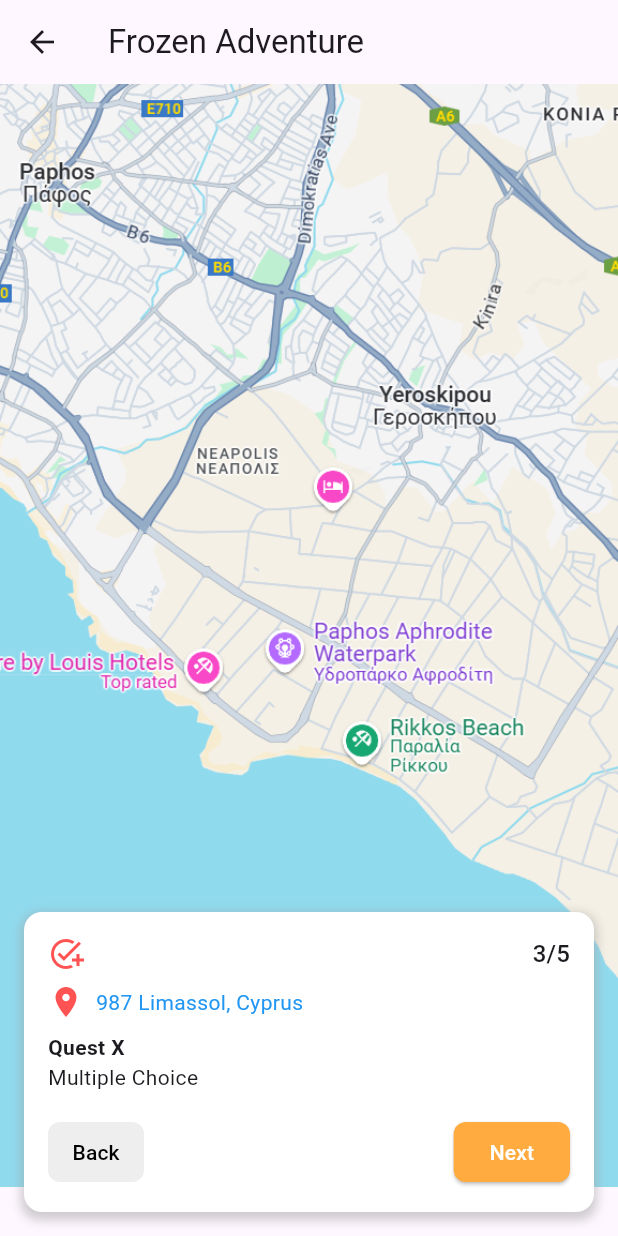
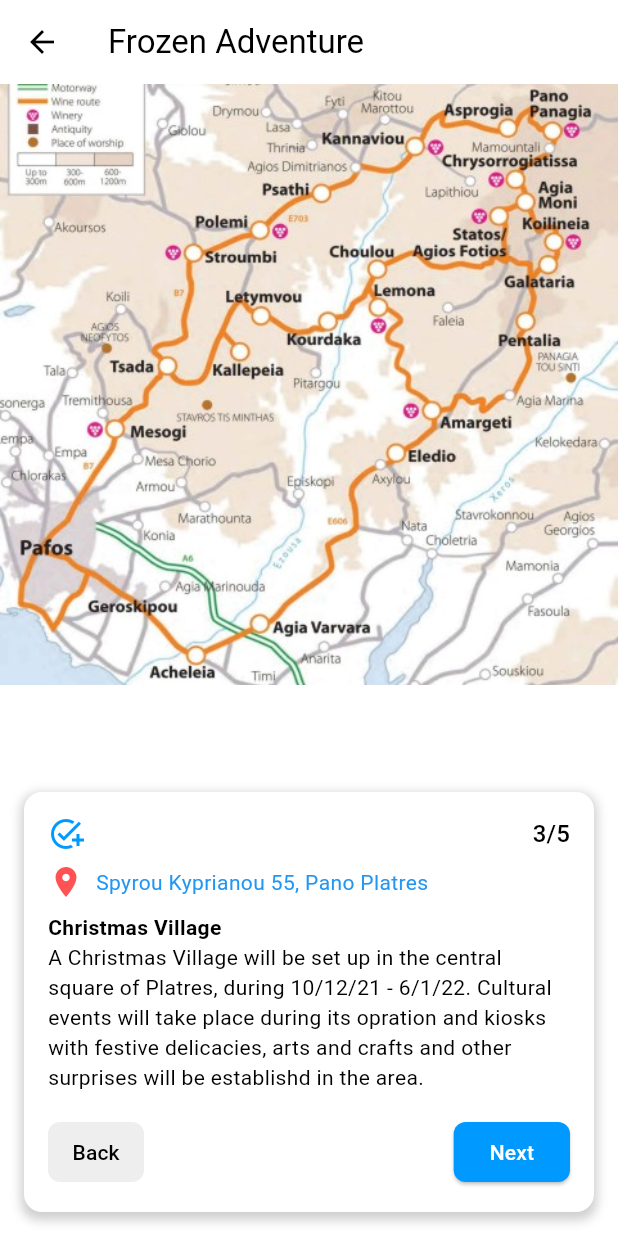
Before and after one commit to an-tonic/Virtual-Voyagers, a Flutter app: the screen it shows after launch, after a tap on "Frozen Adventure", on a phone screen of 412 x 824 dp. Run offline on Flutter 3.47's test engine with Material 3 defaults, Android fonts, the phone set to English and light mode, and no system bars; our stand-ins replace percent_indicator.

Commit message:
change colors to blue + add an icon

```diff
--- a/lib/HomePage.dart
+++ b/lib/HomePage.dart
@@ -15,7 +15,7 @@ class _HomePageState extends State<HomePage> {
       'Frozen Adventure',
       3,
       5,
-      "987 Limassol, Cyprus",
+      "Spyrou Kyprianou 55, Pano Platres",
       "https://maps.app.goo.gl/V2KHK6wAYqjhqzjE6",
       "assets/images/3.2.jpeg",
     ),
@@ -50,7 +50,7 @@ class _HomePageState extends State<HomePage> {
             Material(
               elevation: 3,
               borderRadius: BorderRadius.circular(10.0),
-              color: Colors.deepOrange.shade200,
+              color: Theme.of(context).primaryColor,
               child: Container(
                 width: 390,
                 alignment: Alignment.center,
@@ -58,9 +58,9 @@ class _HomePageState extends State<HomePage> {
                 child: Text(
                   "Hello! Ready for adventure?",
                   style: Theme.of(context).textTheme.titleMedium?.copyWith(
-                    color: Colors.indigo.shade900,
                     fontWeight: FontWeight.bold,
                     fontSize: 18,
+                    color: Colors.white,
                   ),
                 ),
               ),
@@ -69,7 +69,7 @@ class _HomePageState extends State<HomePage> {
             Material(
               elevation: 3,
               borderRadius: BorderRadius.circular(10.0),
-              color: Colors.deepOrange.shade200,
+              color: Theme.of(context).primaryColor,
               child: Container(
                 width: 390,
                 alignment: Alignment.center,
@@ -77,21 +77,20 @@ class _HomePageState extends State<HomePage> {
                 child: Text(
                   "Total points: 5000",
                   style: Theme.of(context).textTheme.titleMedium?.copyWith(
-                    color: Colors.indigo.shade900,
                     fontWeight: FontWeight.bold,
                     fontSize: 18,
+                    color: Colors.white,
                   ),
                 ),
               ),
             ),
             SizedBox(height: 16),
-            Divider(thickness: 2),
+            Divider(thickness: 2, color: Colors.grey[200]),
             Container(
               padding: EdgeInsets.only(top: 16, left: 16, right: 16),
               child: Text(
                 "Current Adventures",
                 style: Theme.of(context).textTheme.titleMedium?.copyWith(
-                  color: Colors.indigo.shade900,
                   fontWeight: FontWeight.bold,
                   fontSize: 18,
                 ),
@@ -111,7 +110,6 @@ class _HomePageState extends State<HomePage> {
               child: Text(
                 "Other Adventures",
                 style: Theme.of(context).textTheme.titleMedium?.copyWith(
-                  color: Colors.indigo.shade900,
                   fontWeight: FontWeight.bold,
                   fontSize: 18,
                 ),
@@ -180,7 +178,7 @@ class AdventureCard extends StatelessWidget {
           borderRadius: BorderRadius.circular(10.0),
         ),
         elevation: 3,
-        color: Colors.deepOrange.shade200,
+        color: Theme.of(context).primaryColor,
         child: SizedBox(
           height: 80,
           child: Row(
@@ -195,7 +193,9 @@ class AdventureCard extends StatelessWidget {
                     padding: const EdgeInsets.all(8.0),
                     child: Text(
                       adventure.name,
-                      style: Theme.of(context).textTheme.titleSmall,
+                      style: Theme.of(
+                        context,
+                      ).textTheme.titleSmall?.copyWith(color: Colors.white),
                     ),
                   ),
                   Row(
@@ -204,10 +204,15 @@ class AdventureCard extends StatelessWidget {
                         width: 140.0,
                         lineHeight: 14.0,
                         percent: adventure.percent(),
-                        backgroundColor: Colors.deepOrange.shade300,
-                        progressColor: Colors.deepOrange.shade700,
+                        backgroundColor: Colors.white,
+                        progressColor: Color(0xFF0066FF),
                       ),
-                      Text("${adventure.progress}/${adventure.length}"),
+                      Text(
+                        "${adventure.progress}/${adventure.length}",
+                        style: Theme.of(
+                          context,
+                        ).textTheme.titleSmall?.copyWith(color: Colors.white),
+                      ),
                     ],
                   ),
                 ],
@@ -216,7 +221,7 @@ class AdventureCard extends StatelessWidget {
                 onPressed: onPressed,
                 icon: Icon(
                   Icons.play_circle,
-                  color: Colors.indigo.shade900,
+                  color: Colors.white,
                   size: 30,
                 ),
               ),
--- a/lib/ScavengerHunt.dart
+++ b/lib/ScavengerHunt.dart
@@ -13,13 +13,10 @@ class ScavengerHuntPage extends StatefulWidget {
 }
 
 class _ScavengerHuntPageState extends State<ScavengerHuntPage> {
-
   @override
   Widget build(BuildContext context) {
     return Scaffold(
-      appBar: AppBar(
-        title: Text(widget.adventure.name),
-      ),
+      appBar: AppBar(title: Text(widget.adventure.name)),
       body: Stack(
         children: [
           // Replace this with your static map image
@@ -27,7 +24,9 @@ class _ScavengerHuntPageState extends State<ScavengerHuntPage> {
             boundaryMargin: const EdgeInsets.all(0.0),
             child: Image.asset(
               'assets/map_placeholder.png',
-              fit: BoxFit.contain, // Use BoxFit.contain to see the whole image initially
+              fit:
+                  BoxFit
+                      .contain, // Use BoxFit.contain to see the whole image initially
             ),
           ),
           Align(
@@ -54,8 +53,14 @@ class _ScavengerHuntPageState extends State<ScavengerHuntPage> {
                   Row(
                     mainAxisAlignment: MainAxisAlignment.spaceBetween,
                     children: [
-                      Icon(Icons.add_task, color: Colors.redAccent),
-                      Text('${widget.adventure.progress}/${widget.adventure.length}', style: Theme.of(context).textTheme.titleMedium),
+                      Icon(
+                        Icons.add_task,
+                        color: Theme.of(context).primaryColor,
+                      ),
+                      Text(
+                        '${widget.adventure.progress}/${widget.adventure.length}',
+                        style: Theme.of(context).textTheme.titleMedium,
+                      ),
                     ],
                   ),
                   const SizedBox(height: 8.0),
@@ -71,13 +76,21 @@ class _ScavengerHuntPageState extends State<ScavengerHuntPage> {
                       children: [
                         const Icon(Icons.location_on, color: Colors.redAccent),
                         const SizedBox(width: 8.0),
-                        Text(widget.adventure.address, style: TextStyle(color: Colors.blue)),
+                        Text(
+                          widget.adventure.address,
+                          style: TextStyle(color: Colors.blue),
+                        ),
                       ],
                     ),
                   ),
                   const SizedBox(height: 8.0),
-                  const Text('Quest X', style: TextStyle(fontWeight: FontWeight.bold)),
-                  const Text('Multiple Choice'),
+                  const Text(
+                    'Christmas Village',
+                    style: TextStyle(fontWeight: FontWeight.bold),
+                  ),
+                  const Text(
+                    'A Christmas Village will be set up in the central square of Platres, during 10/12/21 - 6/1/22. Cultural events will take place during its opration and kiosks with festive delicacies, arts and crafts and other surprises will be establishd in the area.',
+                  ),
                   const SizedBox(height: 16.0),
                   Row(
                     mainAxisAlignment: MainAxisAlignment.spaceBetween,
@@ -96,11 +109,9 @@ class _ScavengerHuntPageState extends State<ScavengerHuntPage> {
                         child: const Text('Back'),
                       ),
                       ElevatedButton(
-                        onPressed: () {
-
-                        },
+                        onPressed: () {},
                         style: ElevatedButton.styleFrom(
-                          backgroundColor: Colors.orangeAccent,
+                          backgroundColor: Theme.of(context).primaryColor,
                           foregroundColor: Colors.white,
                           shape: RoundedRectangleBorder(
                             borderRadius: BorderRadius.circular(8.0),
--- a/lib/main.dart
+++ b/lib/main.dart
@@ -16,7 +16,18 @@ class MyApp extends StatelessWidget {
     return MaterialApp(
       title: 'Virtual Voyagers',
       theme: ThemeData(
-        colorScheme: ColorScheme.fromSeed(seedColor: Colors.deepPurple),
+        colorScheme: ColorScheme(
+          primary: Color(0xFF0099FF),
+          secondary: Color(0xFF94D4FF),
+          surface: Colors.white,
+          error: Colors.red,
+          onPrimary: Colors.white,
+          onSecondary: Colors.black,
+          onSurface: Colors.black,
+          onError: Colors.white,
+          brightness: Brightness.light,
+          // More colors
+        ),
       ),
       home: const MainPage(title: 'Virtual Voyagers Home Page'),
     );
@@ -42,7 +53,7 @@ class _MainPageState extends State<MainPage> {
       bottomNavigationBar: NavigationBar(
         labelTextStyle: WidgetStateProperty.resolveWith<TextStyle>((states) {
           return TextStyle(
-            color: Colors.indigo.shade900,
+            color: Colors.black,
             fontWeight: FontWeight.bold,
           );
         }),
@@ -54,16 +65,16 @@ class _MainPageState extends State<MainPage> {
         selectedIndex: currentPageIndex,
         destinations: <Widget>[
           NavigationDestination(
-            selectedIcon: Icon(Icons.home, color: Colors.indigo.shade900, size: 30),
-            icon: Icon(Icons.home_outlined, color: Colors.indigo.shade900, size: 30),
+            selectedIcon: Icon(Icons.home, color: theme.primaryColor, size: 30),
+            icon: Icon(Icons.home_outlined, color: theme.primaryColor, size: 30),
             label: 'Home',
           ),
           NavigationDestination(
-            icon: Icon(Icons.confirmation_num, color: Colors.indigo.shade900, size: 30),
+            icon: Icon(Icons.confirmation_num, color: theme.primaryColor, size: 30),
             label: 'Coupons',
           ),
           NavigationDestination(
-            icon: Icon(Icons.person, color: Colors.indigo.shade900, size: 30),
+            icon: Icon(Icons.person, color: theme.primaryColor, size: 30),
             label: 'Account',
           ),
         ],
```
Also changed, not shown: lib/AccountPage.dart (+13 -4 lines), lib/CouponsPage.dart (+6 -6 lines), assets/images/3.2.jpeg, assets/images/THE LOGO.PNG (added), assets/map_placeholder.png, 42 other files.
